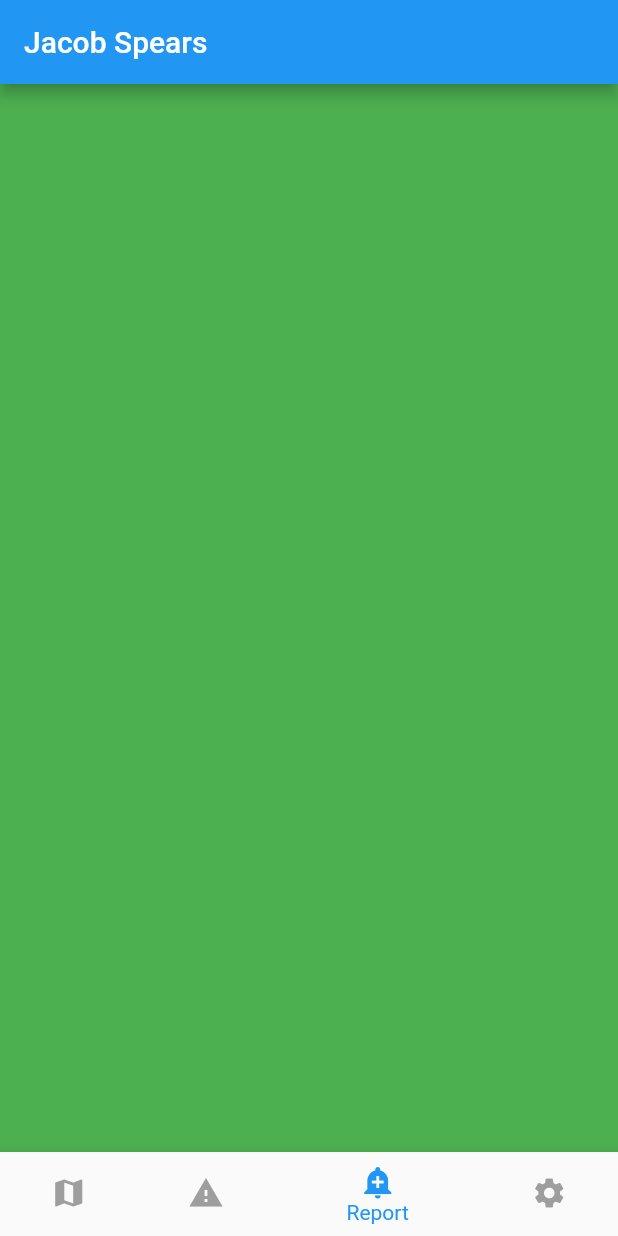
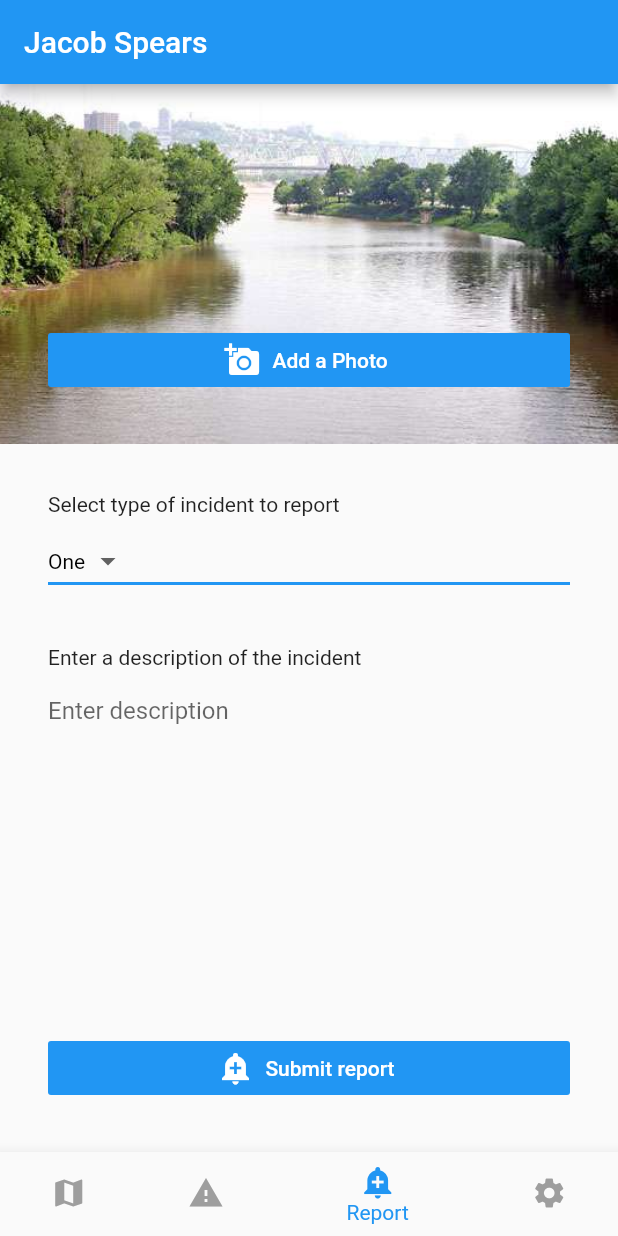
Before and after one commit to brewerc1/flutter-geospatial, a Flutter app: the screen it shows after launch, item 3 of the bottom bar chosen, on a phone screen of 412 x 824 dp. Run offline on Flutter 3.47's test engine with Material 2 defaults, Android fonts, the phone set to English and light mode, and no system bars; our stand-ins replace google_maps_flutter.

Commit message:
Create the report incident screen with no button functionality

```diff
--- /dev/null
+++ b/lib/app/model/report.dart
@@ -0,0 +1,15 @@
+import 'package:google_maps_flutter/google_maps_flutter.dart';
+
+class Report {
+  final String type;
+  final String description;
+  final LatLng location;
+  final String image;
+
+  Report(
+      this.type,
+      this.description,
+      this.location,
+      this.image
+      );
+}
--- a/lib/ui/home.dart
+++ b/lib/ui/home.dart
@@ -4,7 +4,8 @@ import 'package:jacobspears/app/model/point_of_interest.dart';
 import 'package:jacobspears/ui/account/settings.dart';
 import 'package:jacobspears/ui/alerts/alerts.dart';
 import 'package:jacobspears/ui/map/map.dart';
-import 'package:jacobspears/ui/reports/reports.dart';
+
+import 'reports/reports.dart';
 
 class Home extends StatefulWidget {
   @override
@@ -34,7 +35,7 @@ class _HomeState extends State<Home> {
           : MessageItem("Alert $i", "Alert body $i"),
       ),
     ),
-    ReportScreen(Colors.green),
+    ReportsScreen(),
     SettingsScreen(Colors.red),
   ];
 
--- /dev/null
+++ b/lib/ui/reports/dropdownWidget.dart
@@ -0,0 +1,38 @@
+import 'package:flutter/material.dart';
+
+class ReportDropDownWidget extends StatefulWidget {
+  ReportDropDownWidget({Key key}) : super(key: key);
+
+  @override
+  State<StatefulWidget> createState() =>
+      _ReportDropdownWidget();
+}
+
+class _ReportDropdownWidget extends State<ReportDropDownWidget> {
+  String dropdownValue = 'One';
+
+  @override
+  Widget build(BuildContext context) {
+    return DropdownButton<String>(
+      value: dropdownValue,
+      elevation: 16,
+      style: TextStyle(color: Colors.black),
+      underline: Container(
+        height: 2,
+        color: Colors.blue,
+      ),
+      onChanged: (String newValue) {
+        setState(() {
+          dropdownValue = newValue;
+        });
+      },
+      items: <String>['One', 'Two', 'Free', 'Four']
+          .map<DropdownMenuItem<String>>((String value) {
+        return DropdownMenuItem<String>(
+          value: value,
+          child: Text(value),
+        );
+      }).toList(),
+    );
+  }
+}
--- a/lib/ui/reports/reports.dart
+++ b/lib/ui/reports/reports.dart
@@ -1,14 +1,121 @@
+import 'package:flutter/cupertino.dart';
 import 'package:flutter/material.dart';
+import 'package:flutter/rendering.dart';
+import 'package:jacobspears/ui/reports/dropdownWidget.dart';
 
-class ReportScreen extends StatelessWidget {
-  final Color color;
+class ReportsScreen extends StatefulWidget {
+  @override
+  State<StatefulWidget> createState() {
+    return _ReportsScreen();
+  }
+}
 
-  ReportScreen(this.color);
-
+class _ReportsScreen extends State<ReportsScreen> {
   @override
   Widget build(BuildContext context) {
+
+    Widget textSection = Container(
+      padding: const EdgeInsets.fromLTRB(32, 32, 32, 6),
+      child: Text(
+        'Select type of incident to report',
+        softWrap: true,
+      ),
+    );
+
+    Widget dropDownSection = Container(
+      padding: const EdgeInsets.fromLTRB(32, 0, 32, 32),
+      child: ReportDropDownWidget(),
+    );
+
+    Widget descriptionText = Container(
+      padding: const EdgeInsets.fromLTRB(32, 0, 32, 6),
+      child: Text(
+        'Enter a description of the incident',
+        softWrap: true,
+      ),
+    );
+
+    Widget descriptionEditText = Container(
+      padding: const EdgeInsets.fromLTRB(32, 0, 32, 32),
+      child: TextField(
+        decoration: InputDecoration(
+            border: InputBorder.none,
+            hintText: 'Enter description'
+          ),
+          maxLines: 5,
+          keyboardType: TextInputType.multiline
+      ),
+    );
+
+    Widget addPhotoButton = Container(
+      padding: const EdgeInsets.fromLTRB(32, 0, 32, 32),
+      child: FlatButton.icon(
+        color: Colors.blue,
+        icon: Icon(Icons.add_a_photo),
+        label: Text('Add a Photo'),
+        textColor: Colors.white,
+        onPressed: () {
+          // to do
+        },
+      ),
+    );
+
+    Widget addPhotoContainer = Container(
+      child: Stack (
+        children: <Widget>[
+          Image.asset(
+            'images/licking_river_image.jpg',
+            width: 600,
+            height: 240,
+            fit: BoxFit.cover,
+          ),
+          Positioned(
+              left: 0.0,
+              right: 0.0,
+              bottom: 0.0,
+              child: addPhotoButton
+          )
+        ],
+      )
+    );
+
+    Widget submitButton = Container(
+        padding: const EdgeInsets.fromLTRB(32, 0, 32, 32),
+        child: FlatButton.icon(
+          color: Colors.blue,
+          onPressed: () {
+            // to do
+          },
+          icon: Icon(Icons.add_alert),
+          label: Text('Submit report'),
+          textColor: Colors.white,
+        )
+    );
+
+    Widget listView = ListView(
+      children: <Widget>[
+      addPhotoContainer,
+      textSection,
+      dropDownSection,
+      descriptionText,
+      descriptionEditText
+      ]
+    );
+
+
     return Container(
-      color: color,
+      child: Stack(
+        children: <Widget>[
+          listView,
+          Positioned(
+            left: 0.0,
+            right: 0.0,
+            bottom: 0.0,
+            child: submitButton,
+          )
+        ],
+      ),
     );
   }
+
 }
--- a/pubspec.yaml
+++ b/pubspec.yaml
@@ -44,6 +44,8 @@ flutter:
   # included with your application, so that you can use the icons in
   # the material Icons class.
   uses-material-design: true
+  assets:
+    - images/licking_river_image.jpg
 
   # To add assets to your application, add an assets section, like this:
   # assets:
```
Also changed, not shown: images/licking_river_image.jpg (added).
